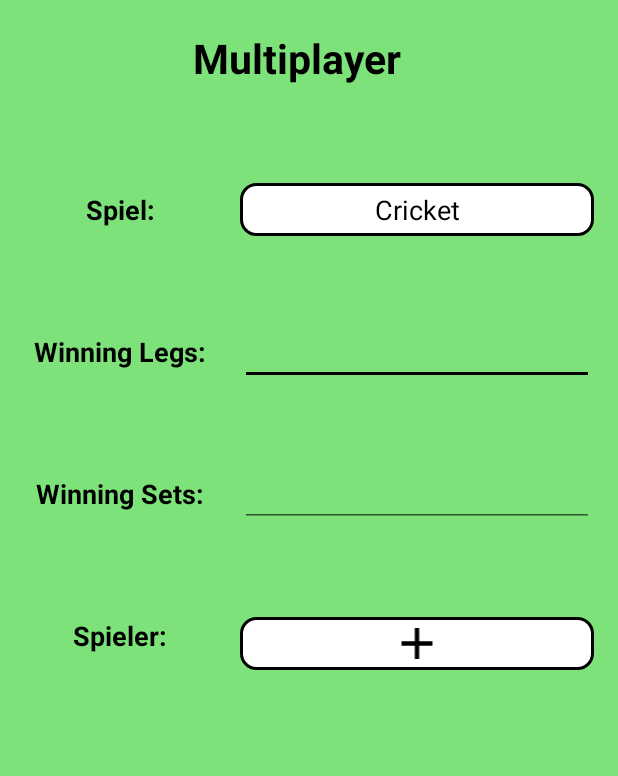
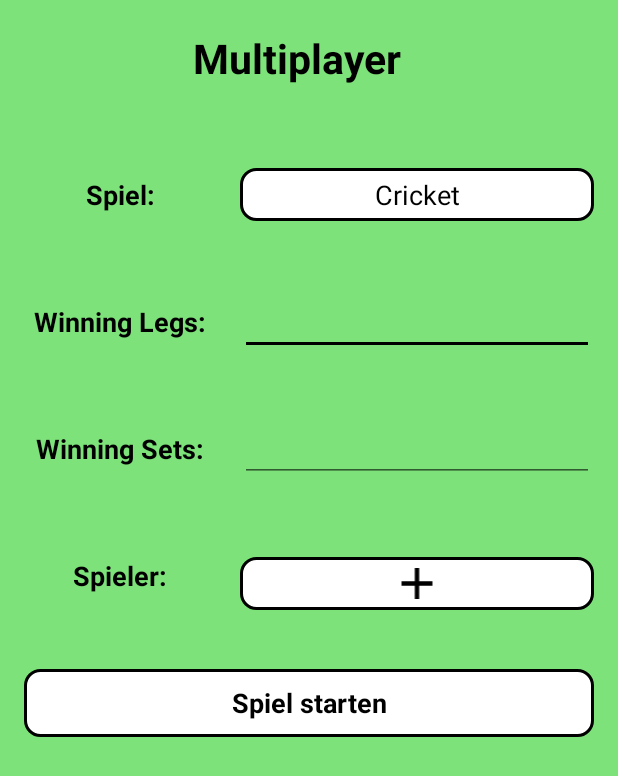
Before and after one commit to Vlntin/Dartoli_Dart, an Android app: the MultiplayerActivity screen opened directly, with no data from a screen before it, on a phone screen of 412 x 824 dp. Shown: the top 776 px of the screen. Run offline under Robolectric (Android 15) with nearby library versions, the phone set to English and light mode, and no system bars.

Commit message:
Add game staring button and finalize the scrollview and paddings

```diff
--- a/app/src/main/res/layout/activity_multiplayer.xml
+++ b/app/src/main/res/layout/activity_multiplayer.xml
@@ -24,7 +24,7 @@
         android:layout_width="match_parent"
         android:layout_height="wrap_content"
         android:orientation="horizontal"
-        android:paddingTop="30sp">
+        android:paddingTop="20sp">
 
         <TextView
             android:layout_width="160dp"
@@ -55,7 +55,7 @@
         android:layout_width="match_parent"
         android:layout_height="wrap_content"
         android:orientation="horizontal"
-        android:paddingTop="30sp">
+        android:paddingTop="20sp">
 
         <TextView
             android:layout_width="160dp"
@@ -84,7 +84,7 @@
         android:layout_width="match_parent"
         android:layout_height="wrap_content"
         android:orientation="horizontal"
-        android:paddingTop="30sp">
+        android:paddingTop="20sp">
 
         <TextView
             android:layout_width="160dp"
@@ -113,7 +113,7 @@
         android:layout_width="match_parent"
         android:layout_height="wrap_content"
         android:orientation="horizontal"
-        android:paddingTop="30sp">
+        android:paddingTop="20sp">
 
         <TextView
             android:layout_width="160dp"
@@ -141,14 +141,14 @@
 
             <ScrollView
                 android:layout_width="fill_parent"
-                android:layout_height="fill_parent"
+                android:layout_height="100dp"
                 android:layout_marginTop="30sp"
                 android:paddingBottom="10sp"
-                android:layout_marginBottom="30sp"
                 android:paddingTop="10sp"
                 android:scrollbars="vertical"
                 android:background="@drawable/btn_normal"
                 android:visibility="gone"
+                tools:visibility="invisible"
                 android:id="@+id/w">
 
                 <LinearLayout
@@ -161,7 +161,27 @@
 
             </ScrollView>
         </LinearLayout>
+
+
+    </LinearLayout>
+    <LinearLayout
+        android:layout_width="match_parent"
+        android:layout_height="wrap_content"
+        android:layout_gravity="center"
+        android:gravity="center"
+        android:paddingLeft="@dimen/normal_padding"
+        android:paddingTop="30sp">
+        <TextView
+            android:layout_width="match_parent"
+            android:layout_height="45dp"
+            android:text="Spiel starten"
+            android:textSize="@dimen/game_settings_text_size"
+            android:textStyle="bold"
+            android:textColor="@color/black"
+            android:gravity="center"
+            android:background="@drawable/btn_normal"
+            android:id="@+id/start_game_button"
+            android:layout_gravity="center"/>
     </LinearLayout>
 
-
 </LinearLayout>
```
